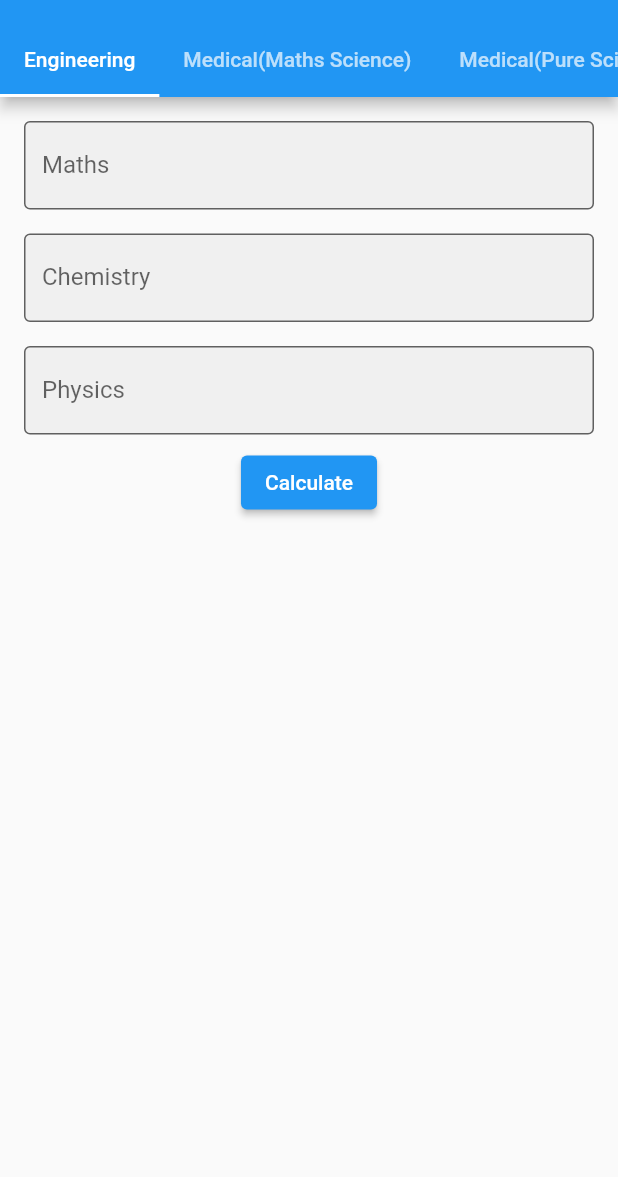
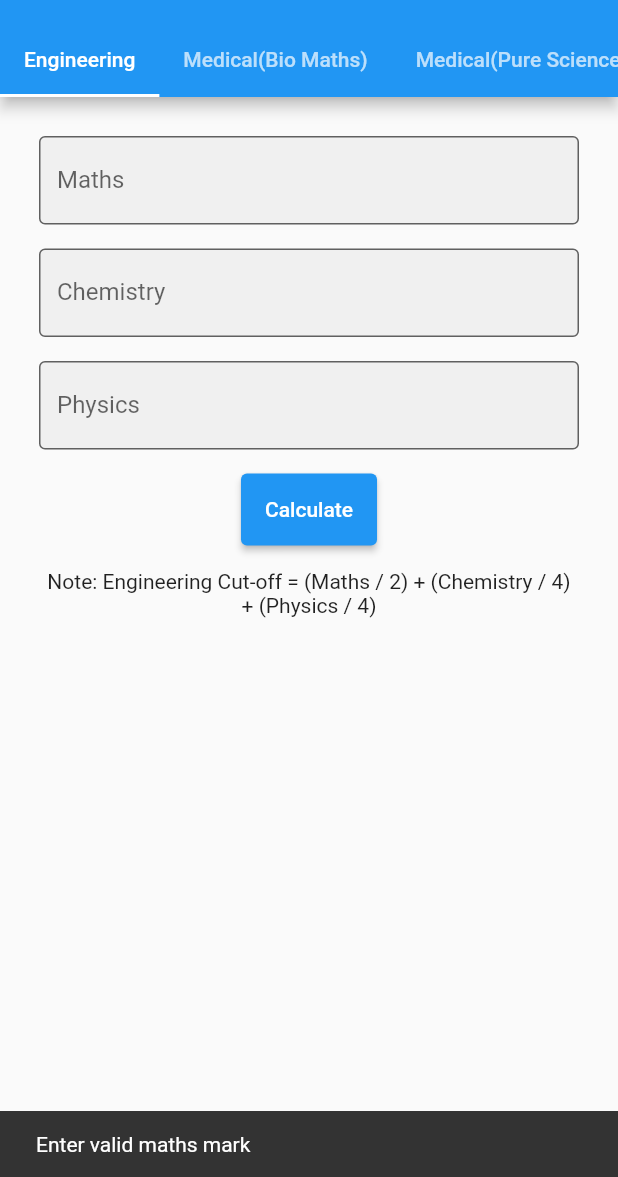
Before and after one commit to manimaran96/cut-off-calci, a Flutter app: the screen it shows after launch, after a tap on "Calculate", on a phone screen of 412 x 824 dp, the part 59-1236 px from its top. Run offline on Flutter 3.47's test engine with Material 2 defaults, Android fonts, the phone set to English and light mode, and no system bars.

Commit message:
Calculation process are added all the options

```diff
--- a/lib/components/button.dart
+++ b/lib/components/button.dart
@@ -3,7 +3,8 @@ import 'package:flutter/cupertino.dart';
 import 'package:flutter/material.dart';
 
 class ButtonWidget extends StatefulWidget {
-  const ButtonWidget({Key? key}) : super(key: key);
+  VoidCallback callback;
+  ButtonWidget(this.callback, {Key? key}) : super(key: key);
 
   @override
   State<ButtonWidget> createState() => _ButtonWidgetState();
@@ -12,6 +13,14 @@ class ButtonWidget extends StatefulWidget {
 class _ButtonWidgetState extends State<ButtonWidget> {
   @override
   Widget build(BuildContext context) {
-    return ElevatedButton(onPressed: () {}, child: const Text("Calculate"));
+    return Padding(
+      padding: const EdgeInsets.all(8.0),
+      child: ElevatedButton(
+          style: ButtonStyle(
+            padding: MaterialStateProperty.all<EdgeInsets>(const EdgeInsets.all(16.0))
+          ), onPressed: () {
+        widget.callback();
+      }, child: const Text("Calculate")),
+    );
   }
 }
--- /dev/null
+++ b/lib/components/custom_text.dart
@@ -0,0 +1,24 @@
+
+import 'package:flutter/cupertino.dart';
+import 'package:flutter/material.dart';
+
+class CustomTextWidget extends StatefulWidget {
+  final String data;
+
+  CustomTextWidget(this.data);
+
+  @override
+  State<CustomTextWidget> createState() => _CustomTextWidgetState();
+}
+
+class _CustomTextWidgetState extends State<CustomTextWidget> {
+  @override
+  Widget build(BuildContext context) {
+    return Padding(
+      padding: const EdgeInsets.all(8.0),
+      child: Text(widget.data,
+        textAlign: TextAlign.center,
+      )
+    );
+  }
+}
--- a/lib/components/edit_text.dart
+++ b/lib/components/edit_text.dart
@@ -5,29 +5,30 @@ import 'package:flutter/material.dart';
 class EditTextWidget extends StatefulWidget {
   final String label;
   final String hintText;
+  TextEditingController? controller;
 
-  EditTextWidget({required this.label, required this.hintText});
+  EditTextWidget({required this.label, required this.hintText, this.controller});
 
   @override
   State<EditTextWidget> createState() => _EditTextWidgetState();
 }
 
 class _EditTextWidgetState extends State<EditTextWidget> {
-  String _email = "";
   @override
   Widget build(BuildContext context) {
     return Padding(
       padding: const EdgeInsets.all(8.0),
       child: TextFormField(
-        keyboardType: TextInputType.emailAddress,
+        controller: widget.controller,
+        keyboardType: TextInputType.number,
         decoration: InputDecoration(
           label: Text(widget.label),
           hintText: widget.hintText,
           border: const OutlineInputBorder(),
           filled: true,
         ),
-        onSaved: (String? emailVal) {
-          _email = emailVal!;
+        onSaved: (String? val) {
+
         },
       ),
     );
--- a/lib/input_fields/input_fileds_page.dart
+++ b/lib/input_fields/input_fileds_page.dart
@@ -1,12 +1,13 @@
 
 
 import 'package:cut_off_calci/components/button.dart';
+import 'package:cut_off_calci/components/custom_text.dart';
 import 'package:cut_off_calci/components/edit_text.dart';
 import 'package:cut_off_calci/utils/app_constants.dart';
 import 'package:flutter/material.dart';
 
 class InputFieldsPage extends StatefulWidget {
-  final CalculationType? type;
+  late CalculationType type;
   InputFieldsPage({required this.type, Key? key}) : super(key: key);
 
   @override
@@ -14,42 +15,89 @@ class InputFieldsPage extends StatefulWidget {
 }
 
 class _InputFieldsPageState extends State<InputFieldsPage> {
+
+  TextEditingController mathsController = TextEditingController();
+  TextEditingController chemistryController = TextEditingController();
+  TextEditingController physicsController = TextEditingController();
+  TextEditingController biologyController = TextEditingController();
+  TextEditingController botanyController = TextEditingController();
+  TextEditingController zoologyController = TextEditingController();
+
+  double? _result;
+
   @override
   Widget build(BuildContext context) {
-    debugPrint((widget.type ?? CalculationType.Engineering).toString());
-    return Container(
+    debugPrint((widget.type).toString());
+    return SingleChildScrollView(
       child: Padding(
-        padding: const EdgeInsets.all(8.0),
+        padding: const EdgeInsets.all(18.0),
         child: Column(
           children: [
             if (showMathsInput(widget.type))
-              EditTextWidget(label: "Maths", hintText: "Enter your maths mark"),
+              EditTextWidget(label: "Maths", hintText: "Enter your maths mark", controller: mathsController,),
             if (showBiologyInput(widget.type))
-              EditTextWidget(label: "Biology", hintText: "Enter your biology mark"),
+              EditTextWidget(label: "Biology", hintText: "Enter your biology mark", controller: biologyController),
             if (showBotanyInput(widget.type))
-              EditTextWidget(label: "Botany", hintText: "Enter your botany mark"),
+              EditTextWidget(label: "Botany", hintText: "Enter your botany mark", controller: botanyController),
             if (showZoologyInput(widget.type))
-              EditTextWidget(label: "Zoology", hintText: "Enter your zoology mark"),
-            EditTextWidget(label: "Chemistry", hintText: "Enter your chemistry mark"),
-            EditTextWidget(label: "Physics", hintText: "Enter your physics mark"),
-            ButtonWidget()
+              EditTextWidget(label: "Zoology", hintText: "Enter your zoology mark", controller: zoologyController),
+            EditTextWidget(label: "Chemistry", hintText: "Enter your chemistry mark", controller: chemistryController,),
+            EditTextWidget(label: "Physics", hintText: "Enter your physics mark", controller: physicsController,),
+            ButtonWidget(() {
+              if (showMathsInput(widget.type) && mathsController.text.isEmpty) {
+                showErrorMsg("maths");
+              } else if (showBiologyInput(widget.type) && biologyController.text.isEmpty) {
+                showErrorMsg("biology");
+              } else if (showBotanyInput(widget.type) && botanyController.text.isEmpty) {
+                showErrorMsg("botany");
+              }else if (showZoologyInput(widget.type) && zoologyController.text.isEmpty) {
+                showErrorMsg("zoology");
+              } else if (chemistryController.text.isEmpty) {
+                  showErrorMsg("chemistry");
+              } else if (physicsController.text.isEmpty) {
+                showErrorMsg("physics");
+              } else {
+                setState(() {
+                  _result = calculateCutOffMark(widget.type);
+                });
+              }
+            }),
+            Visibility(
+              visible: (_result ?? 0) > 0,
+              child: Padding(
+                padding: const EdgeInsets.all(10.0),
+                child: Column(
+                  children: [
+                    Text(
+                      "Hi Student, \nYour '${widget.type.name}' cut of mark is:",
+                      textAlign: TextAlign.center,
+                      style: const TextStyle(fontWeight: FontWeight.bold, fontSize: 16),
+                    ),
+                    Padding(
+                      padding: const EdgeInsets.all(8.0),
+                      child: Text(
+                        "$_result",
+                        textAlign: TextAlign.center,
+                        style: const TextStyle(fontWeight: FontWeight.bold, fontSize: 24),
+                      ),
+                    ),
+                  ],
+                ),
+              ),
+            ),
+            CustomTextWidget("Note: ${widget.type.displayCalculationMethod}"),
           ],
         ),
       ),
     );
   }
 
-  /// Engineering Cut-off = (Maths / 2) + (Chemistry / 4) + (Physics / 4)
-  /// Medical Cut-off (Biomaths) = (Biology / 2) + (Chemistry / 4) + (Physics / 4)
-  /// Medical Cut-off (Pure Science) = (Botany / 4) + (Zoology / 4) + (Chemistry / 4) + (Physics / 4)
-  /// Agriculture Cut-off = (Biology / 4) + (Maths / 4) + (Chemistry / 4) + (Physics / 4)
-
   bool showMathsInput(CalculationType? type) {
     return [CalculationType.Engineering, CalculationType.Agriculture].contains(type);
   }
 
   bool showBiologyInput(CalculationType? type) {
-    return [CalculationType.Medical_Maths_Science, CalculationType.Agriculture].contains(type);
+    return [CalculationType.Medical_Bio_Maths, CalculationType.Agriculture].contains(type);
   }
 
   bool showBotanyInput(CalculationType? type) {
@@ -59,4 +107,39 @@ class _InputFieldsPageState extends State<InputFieldsPage> {
   bool showZoologyInput(CalculationType? type) {
     return [CalculationType.Medical_Pure_Science].contains(type);
   }
+
+  // Show error message
+  void showErrorMsg(String inputField) {
+    ScaffoldMessenger.of(context).showSnackBar(SnackBar(
+      content: Text("Enter valid $inputField mark"),));
+  }
+
+
+  double? calculateCutOffMark(CalculationType type) {
+    int maths = mathsController.getValidMark();
+    int chemistry = chemistryController.getValidMark();
+    int physics = physicsController.getValidMark();
+    int biology = biologyController.getValidMark();
+    int botany = botanyController.getValidMark();
+    int zoology = zoologyController.getValidMark();
+
+    double mark = 0;
+    switch(type) {
+      case CalculationType.Engineering:
+        mark =  (maths/2) + (chemistry/4) + (physics/4);
+        break;
+      case CalculationType.Medical_Bio_Maths:
+        mark =  (biology/2) + (chemistry/4) + (physics/4);
+        break;
+      case CalculationType.Medical_Pure_Science:
+        mark =  (botany/4) + (zoology/4) + (chemistry/4) + (physics/4);
+        break;
+      case CalculationType.Agriculture:
+        mark =  (biology/4) + (maths/4) + (chemistry/4) + (physics/4);
+        break;
+      default:
+        break;
+    }
+    return mark;
+  }
 }
--- a/lib/main.dart
+++ b/lib/main.dart
@@ -38,7 +38,7 @@ class _MyHomePageState extends State<MyHomePage> {
   @override
   Widget build(BuildContext context) {
     return DefaultTabController(
-      length: 4,
+      length: CalculationType.values.length,
       child: Scaffold(
         appBar: AppBar(
           title: Text(widget.title),
@@ -46,7 +46,7 @@ class _MyHomePageState extends State<MyHomePage> {
             isScrollable: true,
             tabs: [
               TabItemWidget(text: "Engineering",),
-              TabItemWidget(text: "Medical(Maths Science)",),
+              TabItemWidget(text: "Medical(Bio Maths)",),
               TabItemWidget(text: "Medical(Pure Science)",),
               TabItemWidget(text: "Agriculture",),
             ],
@@ -55,7 +55,7 @@ class _MyHomePageState extends State<MyHomePage> {
         body:  TabBarView(
           children: [
             InputFieldsPage(type: CalculationType.Engineering),
-            InputFieldsPage(type: CalculationType.Medical_Maths_Science),
+            InputFieldsPage(type: CalculationType.Medical_Bio_Maths),
             InputFieldsPage(type: CalculationType.Medical_Pure_Science),
             InputFieldsPage(type: CalculationType.Agriculture),
           ],
--- a/lib/utils/app_constants.dart
+++ b/lib/utils/app_constants.dart
@@ -1,3 +1,6 @@
+
+import 'package:flutter/cupertino.dart';
+import 'package:flutter/foundation.dart';
 
 class AppConstants {
 
@@ -5,7 +8,37 @@ class AppConstants {
 
 enum CalculationType{
   Engineering,
-  Medical_Maths_Science,
+  Medical_Bio_Maths,
   Medical_Pure_Science,
   Agriculture
 }
+
+extension CalculationMethod on CalculationType {
+  String get name => describeEnum(this).replaceAll("_", " ");
+
+  String get displayCalculationMethod {
+    switch (this) {
+      case CalculationType.Engineering:
+        return 'Engineering Cut-off = (Maths / 2) + (Chemistry / 4) + (Physics / 4)';
+      case CalculationType.Medical_Bio_Maths:
+        return 'Medical Cut-off (Bio maths) = (Biology / 2) + (Chemistry / 4) + (Physics / 4)';
+      case CalculationType.Medical_Pure_Science:
+        return 'Medical Cut-off (Pure Science) = (Botany / 4) + (Zoology / 4) + (Chemistry / 4) + (Physics / 4)';
+      case CalculationType.Agriculture:
+        return 'Agriculture Cut-off = (Biology / 4) + (Maths / 4) + (Chemistry / 4) + (Physics / 4)';
+      default:
+        return '';
+    }
+  }
+}
+
+extension TextFieldControllerExtension on TextEditingController {
+  int getValidMark() {
+    String value = text.toString();
+    if (value.isNotEmpty) {
+      return int.parse(value);
+    } else {
+      return 0;
+    }
+  }
+}
```
Also changed, not shown: pubspec.yaml (+11 -45 lines), assets/app_logo.png (added), pubspec.lock, 17 other files.
